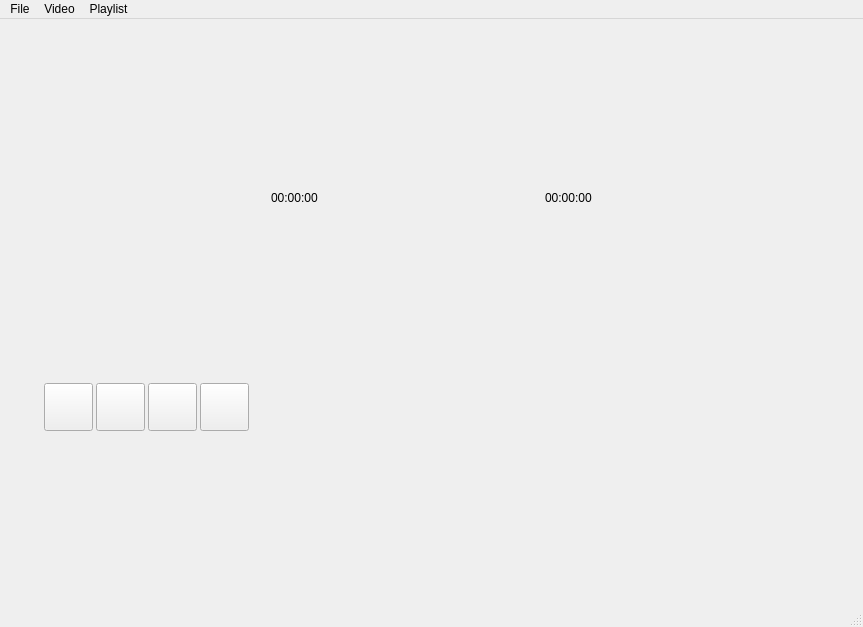
Qt form src/qt/playerwindow.ui (simeks/m7017e-lab) before a commit.
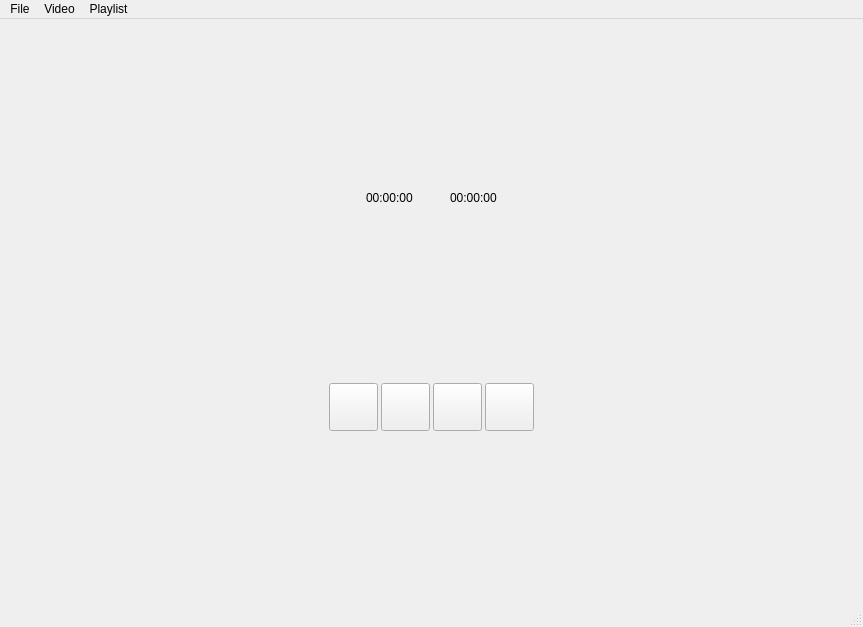
The same form after that commit. Icons and pictures are not drawn.

Commit message: Fixed the minimum window size, made the playlist expand vertically, added some comments.

```diff
--- a/src/qt/playerwindow.ui
+++ b/src/qt/playerwindow.ui
@@ -47,6 +47,9 @@
       <property name="spacing">
        <number>0</number>
       </property>
+      <property name="sizeConstraint">
+       <enum>QLayout::SetDefaultConstraint</enum>
+      </property>
       <property name="leftMargin">
        <number>0</number>
       </property>
@@ -119,7 +122,7 @@
             <number>3</number>
            </property>
            <property name="sizeConstraint">
-            <enum>QLayout::SetFixedSize</enum>
+            <enum>QLayout::SetDefaultConstraint</enum>
            </property>
            <property name="leftMargin">
             <number>0</number>
@@ -128,7 +131,7 @@
             <number>0</number>
            </property>
            <property name="rightMargin">
-            <number>570</number>
+            <number>0</number>
            </property>
            <property name="bottomMargin">
             <number>0</number>
```
The commit also changes 7 other files.
